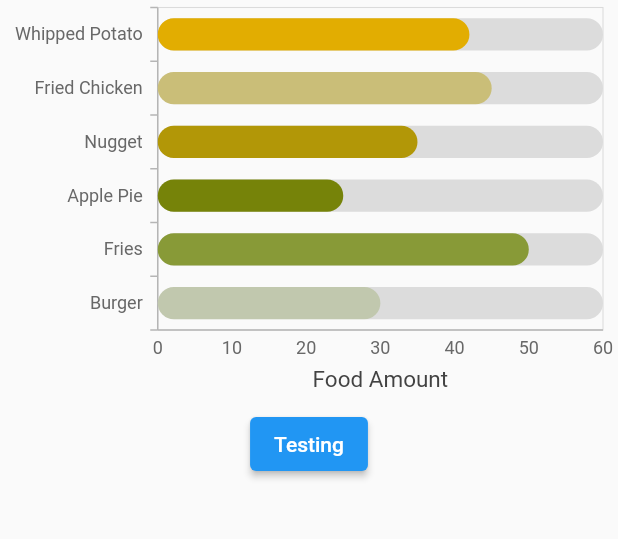
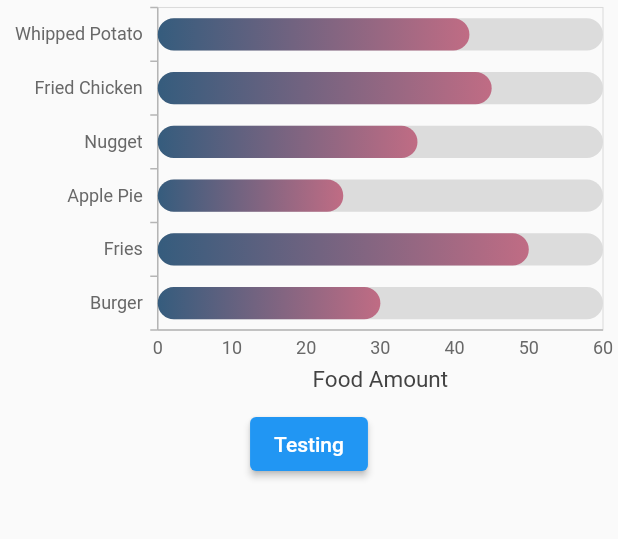
Before and after one commit to Camille-hy/flutter-charts, a Flutter app: the BarChart screen opened directly, swiped to page 2, on a phone screen of 412 x 824 dp, the part 126-665 px from its top. Run offline on Flutter 3.47's test engine with Material 2 defaults, Android fonts, the phone set to English and light mode, and no system bars; our stand-ins replace syncfusion_flutter_charts.

Commit message:
feat: gradient color on charts

```diff
--- a/lib/barchart.dart
+++ b/lib/barchart.dart
@@ -111,14 +111,14 @@ class _BarChartState extends State<BarChart> {
   }
 
   List<ChartSeries<FoodData, String>> _getBarSeries2() {
-    final Map<String, Color> colorMap = {
-      'Burger': Color.fromARGB(53, 92, 125, 1),
-      'Fries': Color.fromARGB(192, 108, 132, 1),
-      'Apple Pie': Color.fromARGB(246, 114, 128, 1),
-      'Nugget': Color.fromARGB(248, 177, 149, 1),
-      'Fried Chicken': Color.fromARGB(116, 180, 155, 1),
-      'Whipped Potato': Color.fromARGB(255, 226, 173, 1),
-    };
+    // final Map<String, Color> colorMap = {
+    //   'Burger': Color.fromARGB(53, 92, 125, 1),
+    //   'Fries': Color.fromARGB(192, 108, 132, 1),
+    //   'Apple Pie': Color.fromARGB(246, 114, 128, 1),
+    //   'Nugget': Color.fromARGB(248, 177, 149, 1),
+    //   'Fried Chicken': Color.fromARGB(116, 180, 155, 1),
+    //   'Whipped Potato': Color.fromARGB(255, 226, 173, 1),
+    // };
     return <BarSeries<FoodData, String>>[
       BarSeries<FoodData, String>(
         name: 'Food',
@@ -126,7 +126,15 @@ class _BarChartState extends State<BarChart> {
         width: 0.6,
         xValueMapper: (FoodData data, _) => data.food,
         yValueMapper: (FoodData data, _) => data.amount,
-        pointColorMapper: (FoodData data, _) => colorMap[data.food],
+        // pointColorMapper: (FoodData data, _) => colorMap[data.food],
+        gradient: LinearGradient(
+          colors: <Color>[
+            Color.fromRGBO(53, 92, 125, 1),
+            Color.fromRGBO(192, 108, 132, 1),
+          ],
+          begin: Alignment.centerLeft,
+          end: Alignment.centerRight,
+        ),
         borderRadius: BorderRadius.circular(15),
         trackColor: const Color.fromRGBO(220, 220, 220, 1),
         isTrackVisible: true,
--- a/lib/piechart.dart
+++ b/lib/piechart.dart
@@ -69,6 +69,7 @@ class _PieChartState extends State<PieChart> {
         yValueMapper: (FoodData data, _) => data.amount,
         dataLabelSettings: DataLabelSettings(isVisible: true),
         enableTooltip: true,
+        pointRenderMode: PointRenderMode.gradient,
         explode: true,
         explodeIndex: 0,
         explodeOffset: '10%',
```
Also changed, not shown: pubspec.lock.
